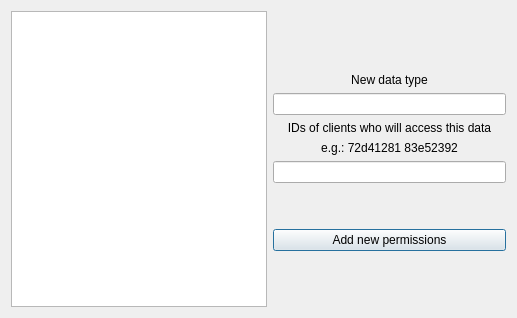
Above: graphical-client/ap_perms_screen.ui from GTA-UFRJ/CACIC-Use-Case before the change. Below: the same form after it.
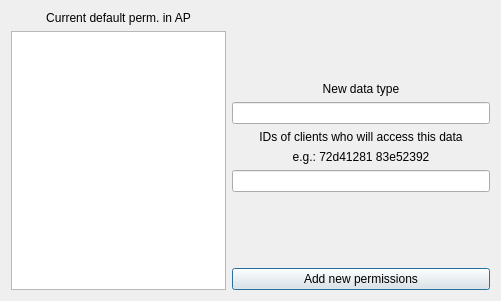
That is the form after the change.

Commit message: Fix screens problems

The edit to the form file:
```diff
--- a/graphical-client/ap_perms_screen.ui
+++ b/graphical-client/ap_perms_screen.ui
@@ -6,15 +6,88 @@
    <rect>
     <x>0</x>
     <y>0</y>
-    <width>517</width>
-    <height>318</height>
+    <width>501</width>
+    <height>301</height>
    </rect>
   </property>
   <property name="windowTitle">
    <string>Dialog</string>
   </property>
-  <layout class="QGridLayout" name="gridLayout">
-   <item row="3" column="1">
+  <layout class="QHBoxLayout" name="horizontalLayout">
+   <item>
+    <layout class="QVBoxLayout" name="verticalLayout">
+     <item>
+      <widget class="QLabel" name="label_4">
+       <property name="sizePolicy">
+        <sizepolicy hsizetype="Preferred" vsizetype="Maximum">
+         <horstretch>0</horstretch>
+         <verstretch>0</verstretch>
+        </sizepolicy>
+       </property>
+       <property name="text">
+        <string>Current default perm. in AP</string>
+       </property>
+       <property name="alignment">
+        <set>Qt::AlignCenter</set>
+       </property>
+      </widget>
+     </item>
+     <item>
+      <widget class="QTableWidget" name="table">
+       <property name="sizePolicy">
+        <sizepolicy hsizetype="Preferred" vsizetype="Preferred">
+         <horstretch>0</horstretch>
+         <verstretch>0</verstretch>
+        </sizepolicy>
+       </property>
+       <property name="minimumSize">
+        <size>
+         <width>215</width>
+         <height>0</height>
+        </size>
+       </property>
+       <property name="maximumSize">
+        <size>
+         <width>215</width>
+         <height>16777215</height>
+        </size>
+       </property>
+      </widget>
+     </item>
+    </layout>
+   </item>
+   <item>
+    <layout class="QVBoxLayout" name="verticalLayout_2">
+     <item>
+      <spacer name="verticalSpacer">
+       <property name="orientation">
+        <enum>Qt::Vertical</enum>
+       </property>
+       <property name="sizeType">
+        <enum>QSizePolicy::Expanding</enum>
+       </property>
+       <property name="sizeHint" stdset="0">
+        <size>
+         <width>20</width>
+         <height>40</height>
+        </size>
+       </property>
+      </spacer>
+     </item>
+     <item>
+      <widget class="QLabel" name="label">
+       <property name="text">
+        <string>New data type</string>
+       </property>
+       <property name="alignment">
+        <set>Qt::AlignCenter</set>
+       </property>
+      </widget>
+     </item>
+     <item>
+      <widget class="QLineEdit" name="type_lineedit"/>
+     </item>
+     <item>
     <widget class="QLabel" name="label_2">
      <property name="text">
       <string>IDs of clients who will access this data</string>
@@ -24,7 +97,7 @@
      </property>
     </widget>
    </item>
-   <item row="4" column="1">
+     <item>
     <widget class="QLabel" name="label_3">
      <property name="text">
       <string>e.g.: 72d41281 83e52392</string>
@@ -34,40 +107,11 @@
      </property>
     </widget>
    </item>
-   <item row="2" column="1">
-    <widget class="QLineEdit" name="type_lineedit"/>
-   </item>
-   <item row="6" column="1" rowspan="2">
-    <spacer name="verticalSpacer_2">
-     <property name="orientation">
-      <enum>Qt::Vertical</enum>
-     </property>
-     <property name="sizeType">
-      <enum>QSizePolicy::Expanding</enum>
-     </property>
-     <property name="sizeHint" stdset="0">
-      <size>
-       <width>20</width>
-       <height>40</height>
-      </size>
-     </property>
-    </spacer>
-   </item>
-   <item row="5" column="1">
+     <item>
     <widget class="QLineEdit" name="perms_lineedit"/>
    </item>
-   <item row="0" column="0" rowspan="10">
-    <widget class="QTableWidget" name="table">
-     <property name="sizePolicy">
-      <sizepolicy hsizetype="Preferred" vsizetype="Preferred">
-       <horstretch>0</horstretch>
-       <verstretch>0</verstretch>
-      </sizepolicy>
-     </property>
-    </widget>
-   </item>
-   <item row="9" column="1">
-    <spacer name="verticalSpacer_3">
+     <item>
+      <spacer name="verticalSpacer_2">
      <property name="orientation">
       <enum>Qt::Vertical</enum>
      </property>
@@ -82,38 +126,14 @@
      </property>
     </spacer>
    </item>
-   <item row="1" column="1">
-    <widget class="QLabel" name="label">
-     <property name="text">
-      <string>New data type</string>
-     </property>
-     <property name="alignment">
-      <set>Qt::AlignCenter</set>
-     </property>
-    </widget>
-   </item>
-   <item row="0" column="1">
-    <spacer name="verticalSpacer">
-     <property name="orientation">
-      <enum>Qt::Vertical</enum>
-     </property>
-     <property name="sizeType">
-      <enum>QSizePolicy::Expanding</enum>
-     </property>
-     <property name="sizeHint" stdset="0">
-      <size>
-       <width>20</width>
-       <height>40</height>
-      </size>
-     </property>
-    </spacer>
-   </item>
-   <item row="8" column="1">
+     <item>
     <widget class="QPushButton" name="add_button">
      <property name="text">
       <string>Add new permissions</string>
      </property>
     </widget>
+     </item>
+    </layout>
    </item>
   </layout>
  </widget>
```
Lines whose indentation alone changed are shown as unchanged. The commit also changes 15 other files.
